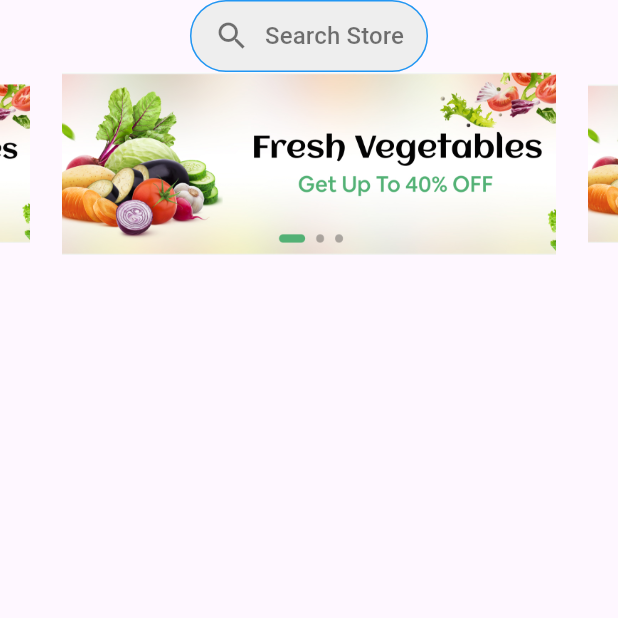
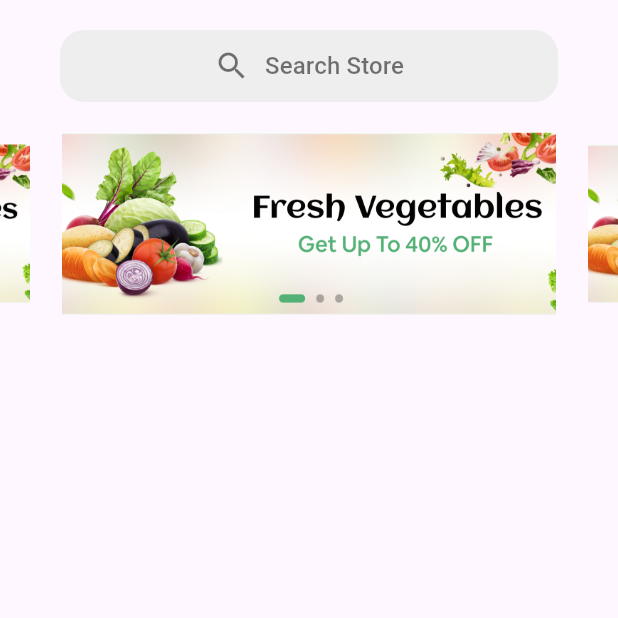
Before and after one commit to MohamedHamedAbdulhakam/my_nectar_app, a Flutter app: the HomeViewBody screen opened directly, scrolled down 80 dp, after a tap on "Search Store", on a phone screen of 412 x 824 dp, the top half of it. Run offline on Flutter 3.47's test engine with Material 3 defaults, Android fonts, the phone set to English and light mode, and no system bars; drawn by our look-alikes of carousel_slider; our stand-ins replace go_router, pin_code_text_field.

Commit message:
home view edit

```diff
--- a/lib/features/home/presentaion/views/widgets/home_view_body.dart
+++ b/lib/features/home/presentaion/views/widgets/home_view_body.dart
@@ -32,15 +32,18 @@ class HomeViewBody extends StatelessWidget {
       body: Scaffold(
         body: Column(
           children: [
-           MaterialButton(
+           Padding(
+             padding: const EdgeInsets.fromLTRB(40, 20, 40, 20),
+             child: MaterialButton(
               onPressed: () {
                 print("Search Store button pressed");
               },
+              minWidth: double.infinity,
               color: Colors.grey[200], // Background color
               elevation: 0, // No shadow for a flat appearance
               shape: RoundedRectangleBorder(
-              borderRadius: BorderRadius.circular(30.0), // Rounded corners
-              side: BorderSide(color: Colors.blue), // Border
+                borderRadius: BorderRadius.circular(16.0), // Rounded corners
+                // side: BorderSide(color: Colors.blue), // Border
               ),
               padding: EdgeInsets.symmetric(horizontal: 16.0, vertical: 12.0), // Button padding
               child: Row(
@@ -59,6 +62,7 @@ class HomeViewBody extends StatelessWidget {
                     ),
                   ),
                 ],
+              ),
                        ),
            ),
 
```
Lines whose indentation alone changed are shown as unchanged.
